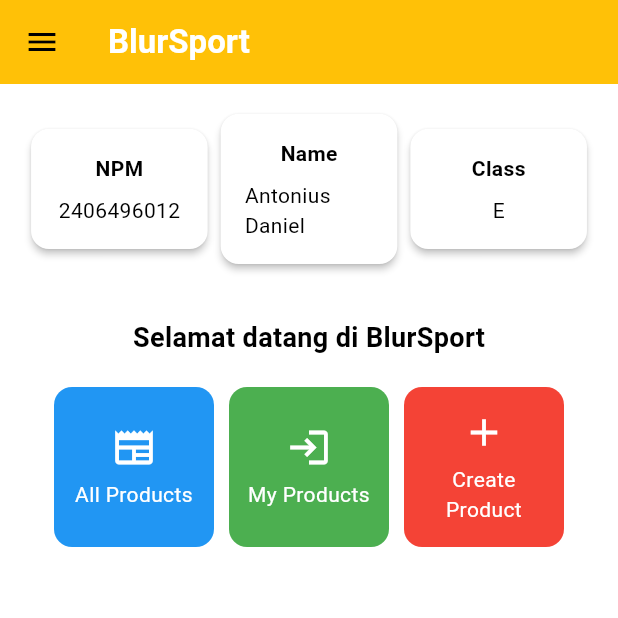
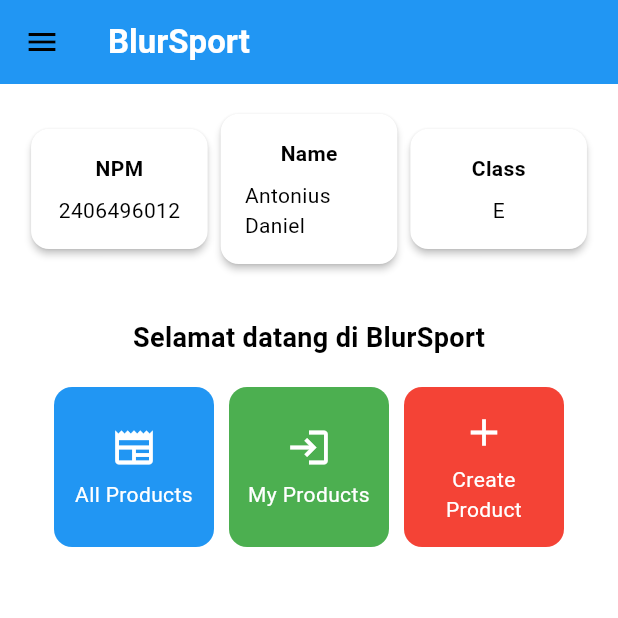
Before and after one commit to antoniusdaniel06/football-shop-mobile, a Flutter app: the screen it shows after launch, on a phone screen of 412 x 824 dp, the top half of it. Run offline on Flutter 3.47's test engine with Material 3 defaults, Android fonts, the phone set to English and light mode, and no system bars.

Commit message:
mengubah warna tema

```diff
--- a/blursport/lib/main.dart
+++ b/blursport/lib/main.dart
@@ -8,32 +8,19 @@ void main() {
 class MyApp extends StatelessWidget {
   const MyApp({super.key});
 
-  // This widget is the root of your application.
   @override
   Widget build(BuildContext context) {
     return MaterialApp(
       title: 'BlurSport',
       debugShowCheckedModeBanner: false,
       theme: ThemeData(
-        // This is the theme of your application.
-        //
-        // TRY THIS: Try running your application with "flutter run". You'll see
-        // the application has a purple toolbar. Then, without quitting the app,
-        // try changing the seedColor in the colorScheme below to Colors.green
-        // and then invoke "hot reload" (save your changes or press the "hot
-        // reload" button in a Flutter-supported IDE, or press "r" if you used
-        // the command line to start the app).
-        //
-        // Notice that the counter didn't reset back to zero; the application
-        // state is not lost during the reload. To reset the state, use hot
-        // restart instead.
-        //
-        // This works for code too, not just values: Most code changes can be
-        // tested with just a hot reload.
-       colorScheme:ColorScheme.fromSwatch(primarySwatch: Colors.amber)
-            .copyWith(secondary: Colors.blueAccent[400]),
+        colorScheme: ColorScheme.fromSwatch(
+          primarySwatch: Colors.blue,
+        ).copyWith(
+          secondary: Colors.red,
+        ),
       ),
-      home:MyHomePage(),
+      home: MyHomePage(),
     );
   }
 }
```
Also changed, not shown: 1 other file.
